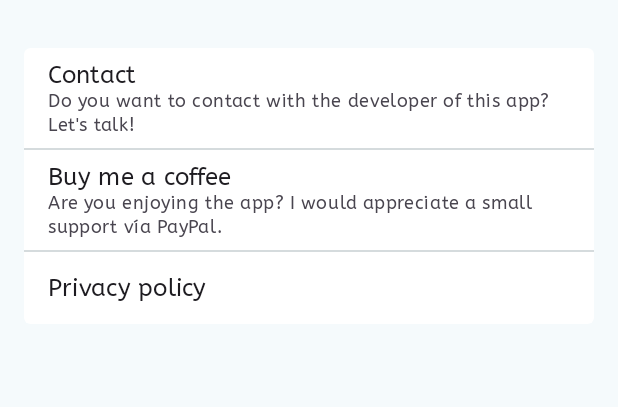
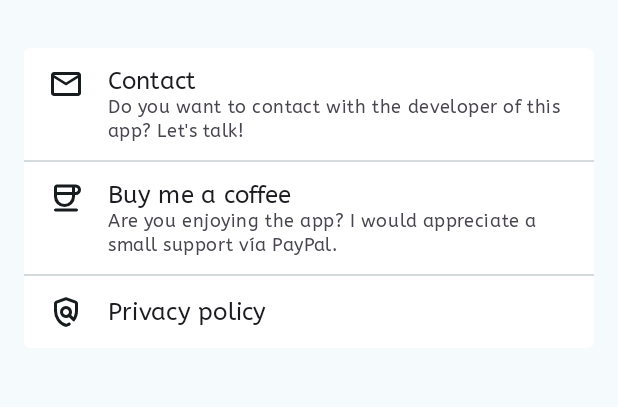
Before and after one commit to cpalosrejano/studio-ghibli-movies, an Android app: the layout activity_settings.xml on its own in the app's theme, with its tools: preview values and no code run, on a phone screen of 412 x 824 dp, the part 216-623 px from its top. Run offline under Robolectric (Android 15) with nearby library versions, the phone set to English and light mode, and no system bars.

Commit message:
sgm-95: added icons to settings options
This commit redesigns the settings activity to improve its visual appearance and user experience. It introduces icons for each setting option (contact, PayPal, and privacy policy) and utilizes ConstraintLayout for better layout management.

```diff
--- a/app/src/main/java/io/kikiriki/sgmovie/ui/settings/SettingsActivity.kt
+++ b/app/src/main/java/io/kikiriki/sgmovie/ui/settings/SettingsActivity.kt
@@ -2,12 +2,12 @@ package io.kikiriki.sgmovie.ui.settings
 
 import android.content.ActivityNotFoundException
 import android.content.Intent
-import android.net.Uri
 import android.os.Bundle
 import android.view.MenuItem
 import android.view.View
 import android.widget.Toast
 import androidx.activity.enableEdgeToEdge
+import androidx.core.net.toUri
 import dagger.hilt.android.AndroidEntryPoint
 import io.kikiriki.sgmovie.R
 import io.kikiriki.sgmovie.databinding.ActivitySettingsBinding
@@ -53,7 +53,7 @@ class SettingsActivity : BaseActivity() {
     private fun setupView() {
         setSupportActionBar(viewBinding.toolbar)
         supportActionBar?.setDisplayHomeAsUpEnabled(true)
-        viewBinding.lblPrivacyPolicy.setOnClickListener {
+        viewBinding.layoutPrivacyPolicy.setOnClickListener {
             viewModel.onClickPrivacyPolicy()
             openWebBrowser(Constants.Legal.PRIVACY_POLICY_URL)
         }
@@ -77,7 +77,7 @@ class SettingsActivity : BaseActivity() {
     }
 
     private fun openWebBrowser(url: String) {
-        val privacyPolicyUrl = Uri.parse(url)
+        val privacyPolicyUrl = url.toUri()
         val intent = Intent(Intent.ACTION_VIEW, privacyPolicyUrl)
         try { startActivity(intent) } catch (_ : Exception) {}
     }
@@ -85,7 +85,7 @@ class SettingsActivity : BaseActivity() {
     private fun sendEmail() {
         val locale = Locale.getDefault().toLanguageTag()
         val intent = Intent(Intent.ACTION_SENDTO).apply {
-            data = Uri.parse("mailto:")
+            data = "mailto:".toUri()
             putExtra(Intent.EXTRA_EMAIL, arrayOf(Constants.Contact.EMAIL))
             putExtra(Intent.EXTRA_SUBJECT, getString(R.string.settings_lbl_translate_app_email_subject, locale))
             putExtra(Intent.EXTRA_TEXT, "")
--- /dev/null
+++ b/app/src/main/res/drawable/ic_coffee.xml
@@ -0,0 +1,10 @@
+<vector xmlns:android="http://schemas.android.com/apk/res/android"
+    android:width="24dp"
+    android:height="24dp"
+    android:viewportWidth="960"
+    android:viewportHeight="960"
+    android:tint="?attr/colorOnBackground">
+  <path
+      android:pathData="M440,720q-117,0 -198.5,-81.5T160,440v-240q0,-33 23.5,-56.5T240,120h500q58,0 99,41t41,99q0,58 -41,99t-99,41h-20v40q0,117 -81.5,198.5T440,720ZM240,320h400v-120L240,200v120ZM440,640q83,0 141.5,-58.5T640,440v-40L240,400v40q0,83 58.5,141.5T440,640ZM720,320h20q25,0 42.5,-17.5T800,260q0,-25 -17.5,-42.5T740,200h-20v120ZM200,840q-17,0 -28.5,-11.5T160,800q0,-17 11.5,-28.5T200,760h560q17,0 28.5,11.5T800,800q0,17 -11.5,28.5T760,840L200,840ZM440,400Z"
+      android:fillColor="#e3e3e3"/>
+</vector>
--- /dev/null
+++ b/app/src/main/res/drawable/ic_email.xml
@@ -0,0 +1,10 @@
+<vector xmlns:android="http://schemas.android.com/apk/res/android"
+    android:width="24dp"
+    android:height="24dp"
+    android:viewportWidth="960"
+    android:viewportHeight="960"
+    android:tint="?attr/colorOnBackground">
+  <path
+      android:pathData="M160,800q-33,0 -56.5,-23.5T80,720v-480q0,-33 23.5,-56.5T160,160h640q33,0 56.5,23.5T880,240v480q0,33 -23.5,56.5T800,800L160,800ZM800,320L501,507q-5,3 -10.5,4.5T480,513q-5,0 -10.5,-1.5T459,507L160,320v400h640v-400ZM480,440l320,-200L160,240l320,200ZM160,320v10,-59 1,-32 32,-0.5 58.5,-10 400,-400Z"
+      android:fillColor="#e3e3e3"/>
+</vector>
--- /dev/null
+++ b/app/src/main/res/drawable/ic_policy.xml
@@ -0,0 +1,10 @@
+<vector xmlns:android="http://schemas.android.com/apk/res/android"
+    android:width="24dp"
+    android:height="24dp"
+    android:viewportWidth="960"
+    android:viewportHeight="960"
+    android:tint="?attr/colorOnBackground">
+  <path
+      android:pathData="M480,876q-7,0 -13,-1t-12,-3q-135,-45 -215,-166.5T160,444v-189q0,-25 14.5,-45t37.5,-29l240,-90q14,-5 28,-5t28,5l240,90q23,9 37.5,29t14.5,45v189q0,75 -23.5,146.5T709,720q-8,11 -21.5,11.5T664,722L560,618q-18,11 -38.5,16.5T480,640q-66,0 -113,-47t-47,-113q0,-66 47,-113t113,-47q66,0 113,47t47,113q0,22 -5.5,42.5T618,562l60,60q20,-41 31,-86t11,-92v-189l-240,-90 -240,90v189q0,121 68,220t172,132q16,-5 31.5,-12t30.5,-16q14,-8 30.5,-6t26.5,16q10,14 6.5,30T588,833q-20,12 -40,21.5T505,872q-6,2 -12,3t-13,1ZM480,560q33,0 56.5,-23.5T560,480q0,-33 -23.5,-56.5T480,400q-33,0 -56.5,23.5T400,480q0,33 23.5,56.5T480,560ZM488,483Z"
+      android:fillColor="#e3e3e3"/>
+</vector>
--- a/app/src/main/res/layout/activity_settings.xml
+++ b/app/src/main/res/layout/activity_settings.xml
@@ -96,33 +96,49 @@
                     android:layout_height="wrap_content"
                     android:orientation="vertical">
 
-                    <LinearLayout
+                    <androidx.constraintlayout.widget.ConstraintLayout
                         android:id="@+id/layout_contact"
                         android:layout_width="match_parent"
                         android:layout_height="wrap_content"
                         android:minHeight="48dp"
                         android:gravity="center_vertical"
                         android:orientation="vertical"
-                        android:paddingVertical="8dp">
+                        android:paddingHorizontal="16dp"
+                        android:paddingVertical="12dp">
+
+                        <ImageView
+                            android:id="@+id/contact_image"
+                            android:layout_width="wrap_content"
+                            android:layout_height="wrap_content"
+                            app:layout_constraintTop_toTopOf="parent"
+                            app:layout_constraintStart_toStartOf="parent"
+                            android:src="@drawable/ic_email"
+                            android:scaleType="center"
+                            android:contentDescription="@string/app_name" />
 
                         <TextView
-                            android:layout_width="match_parent"
+                            android:id="@+id/contact_title"
+                            android:layout_width="0dp"
                             android:layout_height="wrap_content"
+                            app:layout_constraintTop_toTopOf="parent"
+                            app:layout_constraintStart_toEndOf="@id/contact_image"
+                            app:layout_constraintEnd_toEndOf="parent"
+                            android:layout_marginStart="16dp"
                             android:gravity="center_vertical"
                             android:textAppearance="@style/TextAppearance.Material3.TitleMedium"
-                            android:text="@string/settings_lbl_contact"
-                            android:paddingStart="16dp"
-                            android:paddingEnd="16dp"/>
+                            android:text="@string/settings_lbl_contact"/>
+
                         <TextView
-                            android:layout_width="match_parent"
+                            android:layout_width="0dp"
                             android:layout_height="wrap_content"
+                            app:layout_constraintTop_toBottomOf="@id/contact_title"
+                            app:layout_constraintStart_toStartOf="@id/contact_title"
+                            app:layout_constraintEnd_toEndOf="parent"
                             android:gravity="center_vertical"
                             android:textAppearance="@style/TextAppearance.Material3.BodySmall"
-                            android:text="@string/settings_lbl_contact_body"
-                            android:paddingStart="16dp"
-                            android:paddingEnd="16dp"/>
+                            android:text="@string/settings_lbl_contact_body" />
 
-                    </LinearLayout>
+                    </androidx.constraintlayout.widget.ConstraintLayout>
 
                     <View
                         android:id="@+id/layout_contact_divider"
@@ -130,33 +146,49 @@
                         android:layout_width="match_parent"
                         android:layout_height="1dp"/>
 
-                    <LinearLayout
+                    <androidx.constraintlayout.widget.ConstraintLayout
                         android:id="@+id/layout_paypal"
                         android:layout_width="match_parent"
                         android:layout_height="wrap_content"
                         android:minHeight="48dp"
                         android:gravity="center_vertical"
                         android:orientation="vertical"
-                        android:paddingVertical="8dp">
+                        android:paddingHorizontal="16dp"
+                        android:paddingVertical="12dp">
+
+                        <ImageView
+                            android:id="@+id/paypal_image"
+                            android:layout_width="wrap_content"
+                            android:layout_height="wrap_content"
+                            app:layout_constraintTop_toTopOf="parent"
+                            app:layout_constraintStart_toStartOf="parent"
+                            android:src="@drawable/ic_coffee"
+                            android:scaleType="center"
+                            android:contentDescription="@string/app_name" />
 
                         <TextView
-                            android:layout_width="match_parent"
+                            android:id="@+id/paypal_title"
+                            android:layout_width="0dp"
                             android:layout_height="wrap_content"
+                            app:layout_constraintTop_toTopOf="parent"
+                            app:layout_constraintStart_toEndOf="@id/paypal_image"
+                            app:layout_constraintEnd_toEndOf="parent"
+                            android:layout_marginStart="16dp"
                             android:gravity="center_vertical"
                             android:textAppearance="@style/TextAppearance.Material3.TitleMedium"
-                            android:text="@string/settings_lbl_paypal"
-                            android:paddingStart="16dp"
-                            android:paddingEnd="16dp"/>
+                            android:text="@string/settings_lbl_paypal" />
+
                         <TextView
-                            android:layout_width="match_parent"
+                            android:layout_width="0dp"
                             android:layout_height="wrap_content"
+                            app:layout_constraintTop_toBottomOf="@id/paypal_title"
+                            app:layout_constraintStart_toStartOf="@id/paypal_title"
+                            app:layout_constraintEnd_toEndOf="@id/paypal_title"
                             android:gravity="center_vertical"
                             android:textAppearance="@style/TextAppearance.Material3.BodySmall"
-                            android:text="@string/settings_lbl_paypal_body"
-                            android:paddingStart="16dp"
-                            android:paddingEnd="16dp"/>
+                            android:text="@string/settings_lbl_paypal_body" />
 
-                    </LinearLayout>
+                    </androidx.constraintlayout.widget.ConstraintLayout>
 
                     <View
                         android:id="@+id/layout_paypal_divider"
@@ -164,15 +196,44 @@
                         android:layout_width="match_parent"
                         android:layout_height="1dp"/>
 
-                    <TextView
-                        android:id="@+id/lbl_privacy_policy"
+                    <androidx.constraintlayout.widget.ConstraintLayout
+                        android:id="@+id/layout_privacy_policy"
                         android:layout_width="match_parent"
-                        android:layout_height="48dp"
+                        android:layout_height="wrap_content"
+                        android:minHeight="48dp"
                         android:gravity="center_vertical"
-                        android:textAppearance="@style/TextAppearance.Material3.TitleMedium"
-                        android:text="@string/settings_lbl_privacy_policy"
-                        android:paddingStart="16dp"
-                        android:paddingEnd="16dp"/>
+                        android:orientation="vertical"
+                        android:paddingHorizontal="16dp"
+                        android:paddingVertical="8dp">
+
+                        <ImageView
+                            android:id="@+id/privacy_policy_image"
+                            android:layout_width="wrap_content"
+                            android:layout_height="wrap_content"
+                            app:layout_constraintTop_toTopOf="parent"
+                            app:layout_constraintStart_toStartOf="parent"
+                            app:layout_constraintBottom_toBottomOf="parent"
+                            android:src="@drawable/ic_policy"
+                            android:scaleType="center"
+                            android:contentDescription="@string/app_name" />
+
+                        <TextView
+                            android:id="@+id/privacy_policy_title"
+                            android:layout_width="0dp"
+                            android:layout_height="wrap_content"
+                            app:layout_constraintTop_toTopOf="parent"
+                            app:layout_constraintStart_toEndOf="@id/privacy_policy_image"
+                            app:layout_constraintEnd_toEndOf="parent"
+                            app:layout_constraintBottom_toBottomOf="parent"
+                            android:gravity="center_vertical"
+                            android:textAppearance="@style/TextAppearance.Material3.TitleMedium"
+                            android:text="@string/settings_lbl_privacy_policy"
+                            android:paddingStart="16dp"
+                            android:paddingEnd="16dp"/>
+
+                    </androidx.constraintlayout.widget.ConstraintLayout>
+
+
 
                 </LinearLayout>
 
```
